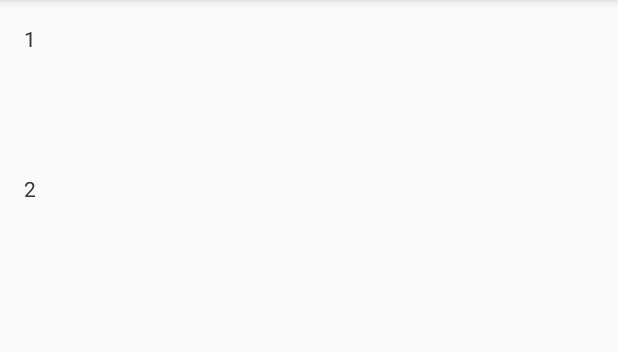
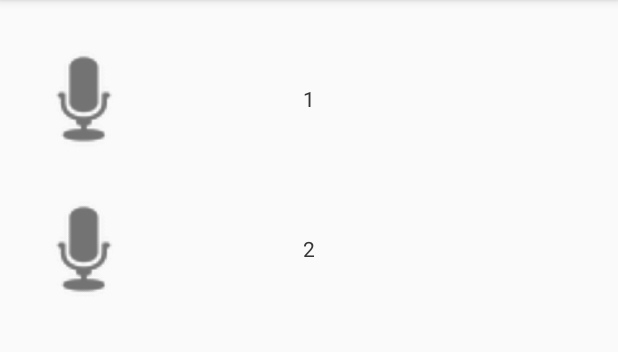
Before and after one commit to fsgpino/madridguide, an Android app: the fragment ShopsFragment placed in its activity, on a phone screen of 412 x 824 dp, the part 84-436 px from its top. Run offline under Robolectric (Android 15) with nearby library versions, the phone set to English and light mode, and no system bars; our stand-ins replace Picasso; pictures from the network do not load.

Commit message:
Added Picasso config in MadridGuideApp, ShopRowViewHolder using Picasso, also better design in row_shop. Added INTERNET permission to AndroidManifest

```diff
--- a/app/src/main/AndroidManifest.xml
+++ b/app/src/main/AndroidManifest.xml
@@ -1,6 +1,8 @@
 <?xml version="1.0" encoding="utf-8"?>
 <manifest xmlns:android="http://schemas.android.com/apk/res/android"
     package="io.keepcoding.madridguide">
+
+    <uses-permission android:name="android.permission.INTERNET" />
 
     <application
         android:name=".MadridGuideApp"
--- a/app/src/main/java/io/keepcoding/madridguide/MadridGuideApp.java
+++ b/app/src/main/java/io/keepcoding/madridguide/MadridGuideApp.java
@@ -2,6 +2,9 @@ package io.keepcoding.madridguide;
 
 import android.app.Application;
 import android.content.Context;
+import android.support.annotation.NonNull;
+
+import com.squareup.picasso.Picasso;
 
 import java.lang.ref.WeakReference;
 
@@ -13,6 +16,9 @@ public class MadridGuideApp extends Application {
         super.onCreate();
 
         MadridGuideApp.appContext = new WeakReference<Context>(getApplicationContext());
+        Picasso.with(getApplicationContext()).setIndicatorsEnabled(true);
+        Picasso.with(getApplicationContext()).setLoggingEnabled(true);
+
     }
 
     @Override
--- a/app/src/main/java/io/keepcoding/madridguide/views/ShopRowViewHolder.java
+++ b/app/src/main/java/io/keepcoding/madridguide/views/ShopRowViewHolder.java
@@ -1,10 +1,16 @@
 package io.keepcoding.madridguide.views;
 
+import android.content.Context;
 import android.support.annotation.Nullable;
 import android.support.v7.widget.RecyclerView;
 import android.view.View;
 import android.widget.ImageView;
 import android.widget.TextView;
+
+import com.squareup.picasso.NetworkPolicy;
+import com.squareup.picasso.Picasso;
+
+import java.lang.ref.WeakReference;
 
 import io.keepcoding.madridguide.R;
 import io.keepcoding.madridguide.model.Shop;
@@ -12,10 +18,12 @@ import io.keepcoding.madridguide.model.Shop;
 public class ShopRowViewHolder extends RecyclerView.ViewHolder {
     TextView nameTextView;
     ImageView logoImageView;
+    WeakReference<Context> context;
 
     public ShopRowViewHolder(View rowNote) {
         super(rowNote);
 
+        context = new WeakReference<Context>(rowNote.getContext());
         nameTextView = (TextView) rowNote.findViewById(R.id.row_shop_name);
         logoImageView = (ImageView) rowNote.findViewById(R.id.row_shop_logo);
     }
@@ -25,7 +33,10 @@ public class ShopRowViewHolder extends RecyclerView.ViewHolder {
             return;
         }
         this.nameTextView.setText(shop.getName());
-        this.logoImageView.setImageBitmap(null);
-
+        Picasso.with(context.get())
+                .load(shop.getLogoImgUrl())
+                .networkPolicy(NetworkPolicy.OFFLINE)
+                .placeholder(android.R.drawable.ic_btn_speak_now)
+                .into(logoImageView);
     }
 }
--- a/app/src/main/res/layout/row_shop.xml
+++ b/app/src/main/res/layout/row_shop.xml
@@ -1,21 +1,26 @@
 <?xml version="1.0" encoding="utf-8"?>
-<RelativeLayout xmlns:android="http://schemas.android.com/apk/res/android"
-    android:orientation="vertical" android:layout_width="match_parent"
+<RelativeLayout
+    xmlns:android="http://schemas.android.com/apk/res/android"
+    android:orientation="vertical"
+    android:layout_width="match_parent"
     android:layout_height="100dp"
     xmlns:tools="http://schemas.android.com/tools"
     >
 
     <TextView
         android:id="@+id/row_shop_name"
-        tools:text="El Corte Inglés"
-        android:layout_width="wrap_content"
-        android:layout_height="50dp" />
-
+        android:layout_width="match_parent"
+        android:layout_height="50dp"
+        android:layout_centerVertical="true"
+        android:gravity="center"
+        tools:text="Un saludito para mi mejor amiguito"
+        />
 
     <ImageView
         android:id="@+id/row_shop_logo"
         android:layout_width="80dp"
         android:layout_height="80dp"
+        android:layout_centerVertical="true"
         tools:src="@android:drawable/btn_plus"
         />
 
```
